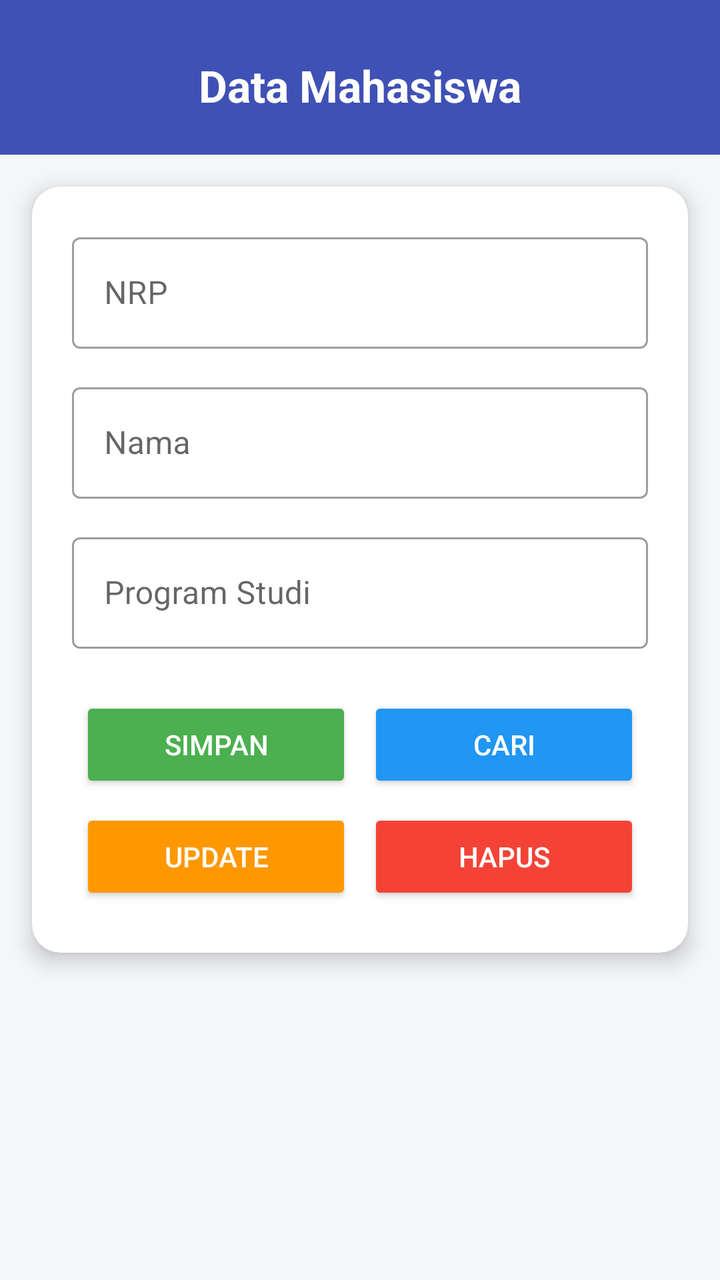
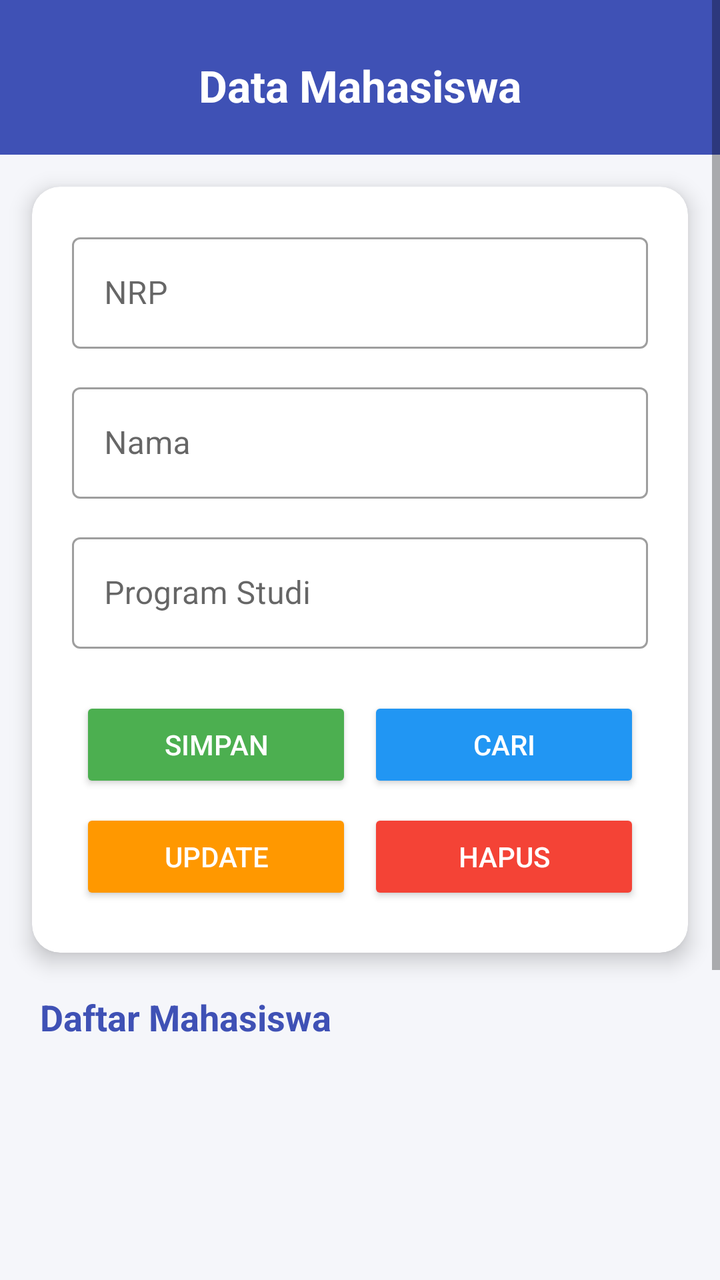

The first picture is an Android layout as it rendered before a commit; the second is the same layout after the commit. The layout source and the unified diff follow.
<!-- AndroidManifest.xml: application theme Theme.DBsederhana -->
<!-- res/layout/activity_main.xml -->
<?xml version="1.0" encoding="utf-8"?>
<ScrollView xmlns:android="http://schemas.android.com/apk/res/android"
    xmlns:app="http://schemas.android.com/apk/res-auto"
    android:layout_width="match_parent"
    android:layout_height="match_parent"
    android:background="@color/background"
    android:fillViewport="true">

    <LinearLayout
        android:layout_width="match_parent"
        android:layout_height="match_parent"
        android:orientation="vertical">

        
        <LinearLayout
            android:layout_height="wrap_content"
            android:layout_width="match_parent"
            android:background="@color/primary"
            android:orientation="vertical"
            android:paddingStart="20dp"
            android:paddingTop="28dp"
            android:paddingEnd="20dp"
            android:paddingBottom="20dp">

            <TextView
                android:layout_width="wrap_content"
                android:layout_height="wrap_content"
                android:text="Data Mahasiswa"
                android:layout_gravity="center"
                android:textColor="@color/white"
                android:textSize="22sp"
                android:textStyle="bold" />
        </LinearLayout>

        
        <androidx.cardview.widget.CardView
            android:layout_width="match_parent"
            android:layout_height="wrap_content"
            android:layout_margin="16dp"
            app:cardCornerRadius="14dp"
            app:cardElevation="6dp"
            app:cardBackgroundColor="@color/card_bg">

        <LinearLayout
            android:layout_width="match_parent"
            android:layout_height="wrap_content"
            android:orientation="vertical"
            android:padding="20dp">

            <com.google.android.material.textfield.TextInputLayout
                android:id="@+id/tilNrp"
                style="@style/Widget.MaterialComponents.TextInputLayout.OutlinedBox"
                android:layout_width="match_parent"
                android:layout_height="wrap_content"
                android:hint="NRP">

                <com.google.android.material.textfield.TextInputEditText
                    android:id="@+id/etNrp"
                    android:layout_width="match_parent"
                    android:layout_height="wrap_content"
                    android:inputType="number"
                    android:maxLength="15" />
            </com.google.android.material.textfield.TextInputLayout>

            <com.google.android.material.textfield.TextInputLayout
                    android:id="@+id/tilNama"
                    style="@style/Widget.MaterialComponents.TextInputLayout.OutlinedBox"
                    android:layout_width="match_parent"
                    android:layout_height="wrap_content"
                    android:layout_marginTop="14dp"
                    android:hint="Nama">

            <com.google.android.material.textfield.TextInputEditText
                    android:id="@+id/etNama"
                    android:layout_width="match_parent"
                    android:layout_height="wrap_content"
                    android:inputType="textPersonName" />
            </com.google.android.material.textfield.TextInputLayout>

        <com.google.android.material.textfield.TextInputLayout
            android:id="@+id/tilProdi"
            style="@style/Widget.MaterialComponents.TextInputLayout.OutlinedBox"
            android:layout_width="match_parent"
            android:layout_height="wrap_content"
            android:layout_marginTop="14dp"
            android:hint="Program Studi">

            <com.google.android.material.textfield.TextInputEditText
                android:id="@+id/etProdi"
                android:layout_width="match_parent"
                android:layout_height="wrap_content"
                android:inputType="text" />
            </com.google.android.material.textfield.TextInputLayout>


            
            <GridLayout
                android:layout_width="match_parent"
                android:layout_height="wrap_content"
                android:layout_marginTop="20dp"
                android:columnCount="2"
                android:rowCount="2">

                <Button
                    android:id="@+id/btnSimpan"
                    android:layout_width="0dp"
                    android:layout_height="wrap_content"
                    android:layout_columnWeight="1"
                    android:layout_margin="4dp"
                    android:backgroundTint="@color/btn_simpan"
                    android:paddingTop="12dp"
                    android:paddingBottom="12dp"
                    android:text="SIMPAN"
                    android:textColor="@color/white" />

                <Button
                    android:id="@+id/btnCari"
                    android:layout_width="0dp"
                    android:layout_height="wrap_content"
                    android:layout_columnWeight="1"
                    android:layout_margin="4dp"
                    android:backgroundTint="@color/btn_cari"
                    android:paddingTop="12dp"
                    android:paddingBottom="12dp"
                    android:text="CARI"
                    android:textColor="@color/white"
                    />

                <Button
                    android:id="@+id/btnUpdate"
                    android:layout_width="0dp"
                    android:layout_height="wrap_content"
                    android:layout_columnWeight="1"
                    android:layout_margin="4dp"
                    android:backgroundTint="@color/btn_update"
                    android:paddingTop="12dp"
                    android:paddingBottom="12dp"
                    android:text="UPDATE"
                    android:textColor="@color/white"
                    />

                <Button
                    android:id="@+id/btnHapus"
                    android:layout_width="0dp"
                    android:layout_height="wrap_content"
                    android:layout_columnWeight="1"
                    android:layout_margin="4dp"
                    android:paddingTop="12dp"
                    android:paddingBottom="12dp"
                    android:backgroundTint="@color/btn_hapus"
                    android:text="HAPUS"
                    android:textColor="@color/white"
                    />

            </GridLayout>
        </LinearLayout>
        </androidx.cardview.widget.CardView>

    </LinearLayout>
    </ScrollView>
<!-- resources referenced by this layout -->
<resources>
  <color name="background">#F5F6FA</color>
  <color name="btn_cari">#2196F3</color>
  <color name="btn_hapus">#F44336</color>
  <color name="btn_simpan">#4CAF50</color>
  <color name="btn_update">#FF9800</color>
  <color name="card_bg">#FFFFFF</color>
  <color name="primary">#3F51B5</color>
  <color name="white">#FFFFFF</color>
  <style name="Theme.DBsederhana" parent="Theme.MaterialComponents.Light.NoActionBar">
          <item name="colorPrimary">@color/primary</item>
          <item name="colorPrimaryDark">@color/primary_dark</item>
          <item name="colorAccent">@color/accent</item>
          <item name="android:windowBackground">@color/background</item>
      </style>
  <color name="primary_dark">#303F9F</color>
  <color name="accent">#FF4081</color>
</resources>

<!-- the commit's change to res/layout/activity_main.xml (unified diff, before → after) -->
@@ -1,5 +1,6 @@
 <?xml version="1.0" encoding="utf-8"?>
-<ScrollView xmlns:android="http://schemas.android.com/apk/res/android"
+<ScrollView
+    xmlns:android="http://schemas.android.com/apk/res/android"
     xmlns:app="http://schemas.android.com/apk/res-auto"
     android:layout_width="match_parent"
     android:layout_height="match_parent"
@@ -8,13 +9,13 @@
 
     <LinearLayout
         android:layout_width="match_parent"
-        android:layout_height="match_parent"
+        android:layout_height="wrap_content"
         android:orientation="vertical">
 
         
         <LinearLayout
+            android:layout_width="match_parent"
             android:layout_height="wrap_content"
-            android:layout_width="match_parent"
             android:background="@color/primary"
             android:orientation="vertical"
             android:paddingStart="20dp"
@@ -25,11 +26,12 @@
             <TextView
                 android:layout_width="wrap_content"
                 android:layout_height="wrap_content"
+                android:layout_gravity="center"
                 android:text="Data Mahasiswa"
-                android:layout_gravity="center"
                 android:textColor="@color/white"
                 android:textSize="22sp"
                 android:textStyle="bold" />
+
         </LinearLayout>
 
         
@@ -37,32 +39,35 @@
             android:layout_width="match_parent"
             android:layout_height="wrap_content"
             android:layout_margin="16dp"
+            app:cardBackgroundColor="@color/card_bg"
             app:cardCornerRadius="14dp"
-            app:cardElevation="6dp"
-            app:cardBackgroundColor="@color/card_bg">
+            app:cardElevation="6dp">
 
-        <LinearLayout
-            android:layout_width="match_parent"
-            android:layout_height="wrap_content"
-            android:orientation="vertical"
-            android:padding="20dp">
-
-            <com.google.android.material.textfield.TextInputLayout
-                android:id="@+id/tilNrp"
-                style="@style/Widget.MaterialComponents.TextInputLayout.OutlinedBox"
+            <LinearLayout
                 android:layout_width="match_parent"
                 android:layout_height="wrap_content"
-                android:hint="NRP">
+                android:orientation="vertical"
+                android:padding="20dp">
 
-                <com.google.android.material.textfield.TextInputEditText
-                    android:id="@+id/etNrp"
+                
+                <com.google.android.material.textfield.TextInputLayout
+                    android:id="@+id/tilNrp"
+                    style="@style/Widget.MaterialComponents.TextInputLayout.OutlinedBox"
                     android:layout_width="match_parent"
                     android:layout_height="wrap_content"
-                    android:inputType="number"
-                    android:maxLength="15" />
-            </com.google.android.material.textfield.TextInputLayout>
+                    android:hint="NRP">
 
-            <com.google.android.material.textfield.TextInputLayout
+                    <com.google.android.material.textfield.TextInputEditText
+                        android:id="@+id/etNrp"
+                        android:layout_width="match_parent"
+                        android:layout_height="wrap_content"
+                        android:inputType="number"
+                        android:maxLength="15" />
+
+                </com.google.android.material.textfield.TextInputLayout>
+
+                
+                <com.google.android.material.textfield.TextInputLayout
                     android:id="@+id/tilNama"
                     style="@style/Widget.MaterialComponents.TextInputLayout.OutlinedBox"
                     android:layout_width="match_parent"
@@ -70,91 +75,117 @@
                     android:layout_marginTop="14dp"
                     android:hint="Nama">
 
-            <com.google.android.material.textfield.TextInputEditText
-                    android:id="@+id/etNama"
+                    <com.google.android.material.textfield.TextInputEditText
+                        android:id="@+id/etNama"
+                        android:layout_width="match_parent"
+                        android:layout_height="wrap_content"
+                        android:inputType="textPersonName" />
+
+                </com.google.android.material.textfield.TextInputLayout>
+
+                
+                <com.google.android.material.textfield.TextInputLayout
+                    android:id="@+id/tilProdi"
+                    style="@style/Widget.MaterialComponents.TextInputLayout.OutlinedBox"
                     android:layout_width="match_parent"
                     android:layout_height="wrap_content"
-                    android:inputType="textPersonName" />
-            </com.google.android.material.textfield.TextInputLayout>
+                    android:layout_marginTop="14dp"
+                    android:hint="Program Studi">
 
-        <com.google.android.material.textfield.TextInputLayout
-            android:id="@+id/tilProdi"
-            style="@style/Widget.MaterialComponents.TextInputLayout.OutlinedBox"
+                    <com.google.android.material.textfield.TextInputEditText
+                        android:id="@+id/etProdi"
+                        android:layout_width="match_parent"
+                        android:layout_height="wrap_content"
+                        android:inputType="text" />
+
+                </com.google.android.material.textfield.TextInputLayout>
+
+                
+                <GridLayout
+                    android:layout_width="match_parent"
+                    android:layout_height="wrap_content"
+                    android:layout_marginTop="20dp"
+                    android:columnCount="2"
+                    android:rowCount="2">
+
+                    <Button
+                        android:id="@+id/btnSimpan"
+                        android:layout_width="0dp"
+                        android:layout_height="wrap_content"
+                        android:layout_columnWeight="1"
+                        android:layout_margin="4dp"
+                        android:backgroundTint="@color/btn_simpan"
+                        android:paddingTop="12dp"
+                        android:paddingBottom="12dp"
+                        android:text="SIMPAN"
+                        android:textColor="@color/white" />
+
+                    <Button
+                        android:id="@+id/btnCari"
+                        android:layout_width="0dp"
+                        android:layout_height="wrap_content"
+                        android:layout_columnWeight="1"
+                        android:layout_margin="4dp"
+                        android:backgroundTint="@color/btn_cari"
+                        android:paddingTop="12dp"
+                        android:paddingBottom="12dp"
+                        android:text="CARI"
+                        android:textColor="@color/white" />
+
+                    <Button
+                        android:id="@+id/btnUpdate"
+                        android:layout_width="0dp"
+                        android:layout_height="wrap_content"
+                        android:layout_columnWeight="1"
+                        android:layout_margin="4dp"
+                        android:backgroundTint="@color/btn_update"
+                        android:paddingTop="12dp"
+                        android:paddingBottom="12dp"
+                        android:text="UPDATE"
+                        android:textColor="@color/white" />
+
+                    <Button
+                        android:id="@+id/btnHapus"
+                        android:layout_width="0dp"
+                        android:layout_height="wrap_content"
+                        android:layout_columnWeight="1"
+                        android:layout_margin="4dp"
+                        android:backgroundTint="@color/btn_hapus"
+                        android:paddingTop="12dp"
+                        android:paddingBottom="12dp"
+                        android:text="HAPUS"
+                        android:textColor="@color/white" />
+
+                </GridLayout>
+
+            </LinearLayout>
+
+        </androidx.cardview.widget.CardView>
+
+        
+        <TextView
             android:layout_width="match_parent"
             android:layout_height="wrap_content"
-            android:layout_marginTop="14dp"
-            android:hint="Program Studi">
+            android:layout_marginStart="20dp"
+            android:layout_marginTop="4dp"
+            android:layout_marginEnd="20dp"
+            android:text="Daftar Mahasiswa"
+            android:textColor="@color/primary"
+            android:textSize="18sp"
+            android:textStyle="bold" />
 
-            <com.google.android.material.textfield.TextInputEditText
-                android:id="@+id/etProdi"
-                android:layout_width="match_parent"
-                android:layout_height="wrap_content"
-                android:inputType="text" />
-            </com.google.android.material.textfield.TextInputLayout>
-
-
-            
-            <GridLayout
-                android:layout_width="match_parent"
-                android:layout_height="wrap_content"
-                android:layout_marginTop="20dp"
-                android:columnCount="2"
-                android:rowCount="2">
-
-                <Button
-                    android:id="@+id/btnSimpan"
-                    android:layout_width="0dp"
-                    android:layout_height="wrap_content"
-                    android:layout_columnWeight="1"
-                    android:layout_margin="4dp"
-                    android:backgroundTint="@color/btn_simpan"
-                    android:paddingTop="12dp"
-                    android:paddingBottom="12dp"
-                    android:text="SIMPAN"
-                    android:textColor="@color/white" />
-
-                <Button
-                    android:id="@+id/btnCari"
-                    android:layout_width="0dp"
-                    android:layout_height="wrap_content"
-                    android:layout_columnWeight="1"
-                    android:layout_margin="4dp"
-                    android:backgroundTint="@color/btn_cari"
-                    android:paddingTop="12dp"
-                    android:paddingBottom="12dp"
-                    android:text="CARI"
-                    android:textColor="@color/white"
-                    />
-
-                <Button
-                    android:id="@+id/btnUpdate"
-                    android:layout_width="0dp"
-                    android:layout_height="wrap_content"
-                    android:layout_columnWeight="1"
-                    android:layout_margin="4dp"
-                    android:backgroundTint="@color/btn_update"
-                    android:paddingTop="12dp"
-                    android:paddingBottom="12dp"
-                    android:text="UPDATE"
-                    android:textColor="@color/white"
-                    />
-
-                <Button
-                    android:id="@+id/btnHapus"
-                    android:layout_width="0dp"
-                    android:layout_height="wrap_content"
-                    android:layout_columnWeight="1"
-                    android:layout_margin="4dp"
-                    android:paddingTop="12dp"
-                    android:paddingBottom="12dp"
-                    android:backgroundTint="@color/btn_hapus"
-                    android:text="HAPUS"
-                    android:textColor="@color/white"
-                    />
-
-            </GridLayout>
-        </LinearLayout>
-        </androidx.cardview.widget.CardView>
+        
+        <ListView
+            android:id="@+id/listMahasiswa"
+            android:layout_width="match_parent"
+            android:layout_height="300dp"
+            android:layout_marginTop="8dp"
+            android:layout_marginBottom="16dp"
+            android:divider="@android:color/transparent"
+            android:dividerHeight="4dp"
+            android:paddingBottom="8dp"
+            android:clipToPadding="false" />
 
     </LinearLayout>
-    </ScrollView>
+
+</ScrollView>
